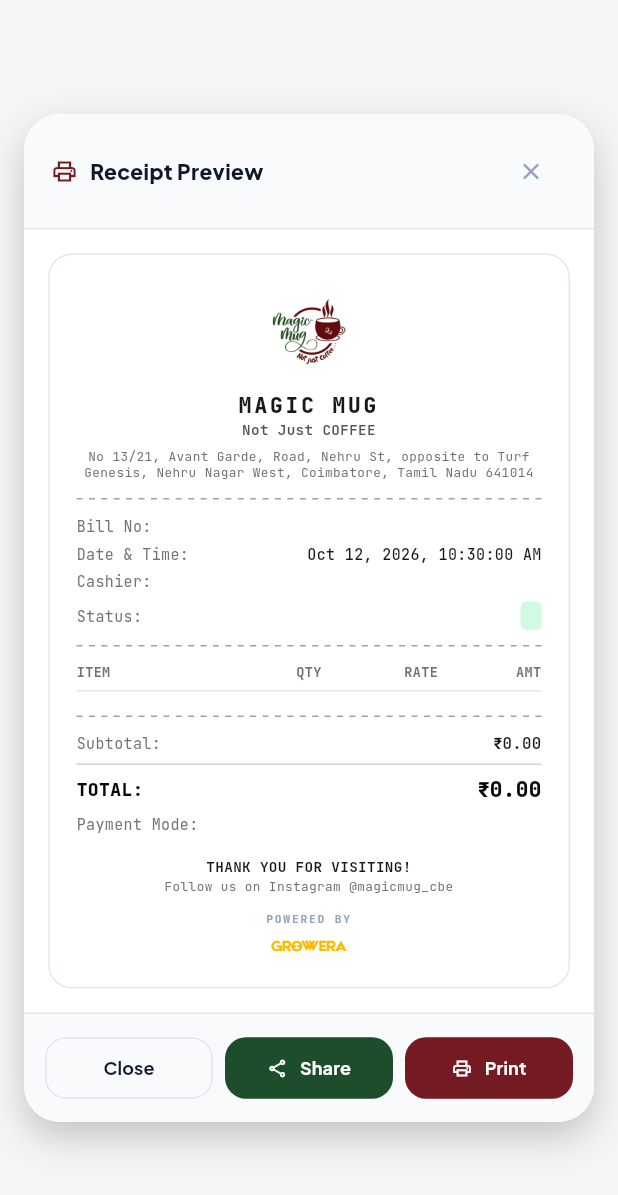
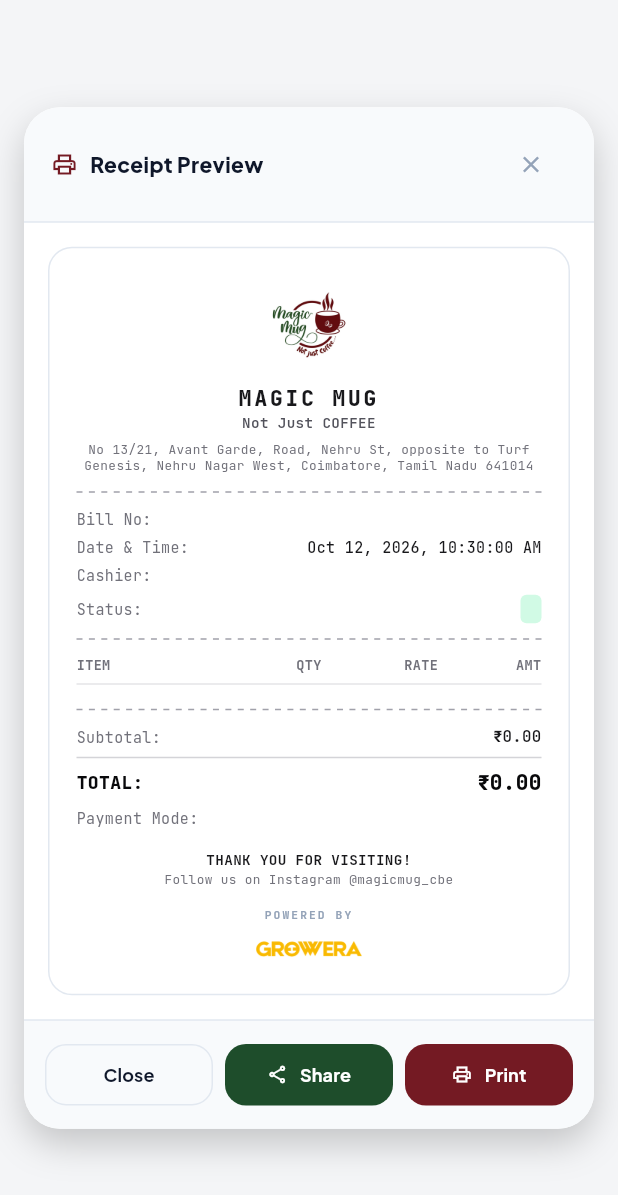
Before and after one commit to Priyan-19/magic_mug_pos, a Flutter app: the ReceiptDialog widget shown alone on an empty page, opened directly with empty values, on a phone screen of 412 x 824 dp. Shown: the top 1195 px of the screen. Run offline on Flutter 3.47's test engine with Material 3 defaults, Android fonts, the phone set to English and light mode, and no system bars; drawn by our look-alikes of screenshot; our stand-ins replace dio, fl_chart, flutter_animate, google_fonts, share_plus, shared_preferences; accounts and stored records are empty; network calls fail.

```diff
--- a/apps/mobile/lib/widgets/receipt_dialog.dart
+++ b/apps/mobile/lib/widgets/receipt_dialog.dart
@@ -46,7 +46,7 @@
         await SharePlus.instance.share(
           ShareParams(
             files: [XFile(imagePath)],
-            text: 'Magic Mug Cafe Bill #${widget.bill.billNumber}',
+            text: 'Magic Mug Bill #${widget.bill.billNumber}',
           ),
         );
       }
@@ -179,7 +179,7 @@
                         const SizedBox(height: 4),
                         _buildMetaRow('Date & Time:', dateFormat.format(bill.billDate.toLocal())),
                         const SizedBox(height: 4),
-                        _buildMetaRow('Cashier:', bill.creatorName ?? 'Magic Mug Cafe'),
+                        _buildMetaRow('Cashier:', bill.creatorName ?? 'Magic Mug'),
                         const SizedBox(height: 6),
                         Row(
                           mainAxisAlignment: MainAxisAlignment.spaceBetween,
@@ -301,22 +301,22 @@
                           textAlign: TextAlign.center,
                           style: GoogleFonts.jetBrainsMono(fontSize: 8.5, color: const Color(0xFF71717A)),
                         ),
-                        const SizedBox(height: 10),
+                        const SizedBox(height: 12),
                         Text(
                           'POWERED BY',
                           textAlign: TextAlign.center,
                           style: GoogleFonts.jetBrainsMono(
                             fontSize: 7.5,
-                            letterSpacing: 1.2,
+                            letterSpacing: 1.4,
                             fontWeight: FontWeight.w700,
                             color: const Color(0xFF94A3B8),
                           ),
                         ),
-                        const SizedBox(height: 4),
+                        const SizedBox(height: 5),
                         Center(
                           child: Image.asset(
                             'assets/growera_logo.png',
-                            height: 18,
+                            height: 24,
                             fit: BoxFit.contain,
                           ),
                         ),
```
Also changed, not shown: apps/mobile/assets/growera_logo.png, 3 other files.
